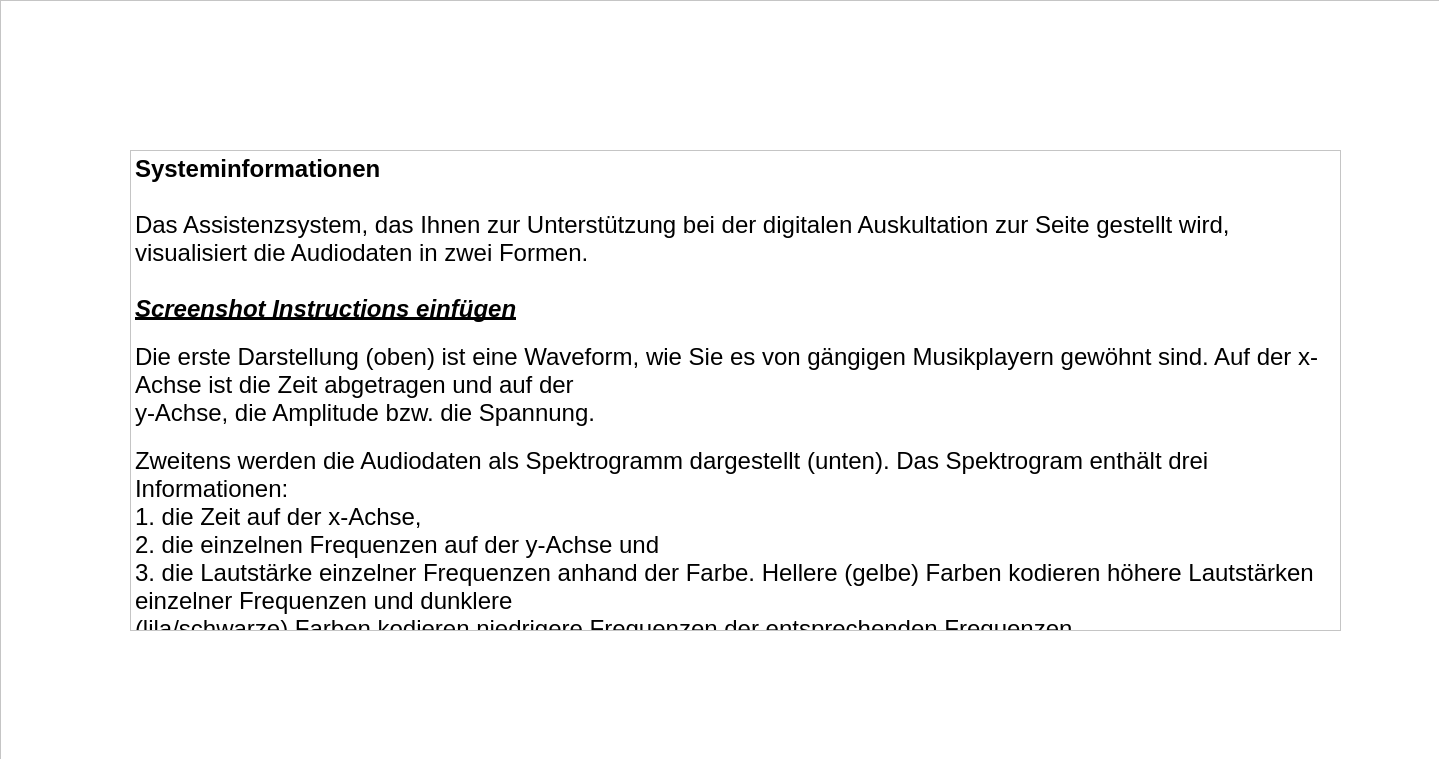
Qt form forms/group_instruct.ui (IKI-Lab/auscultation_AI_noise_exp) before a commit.
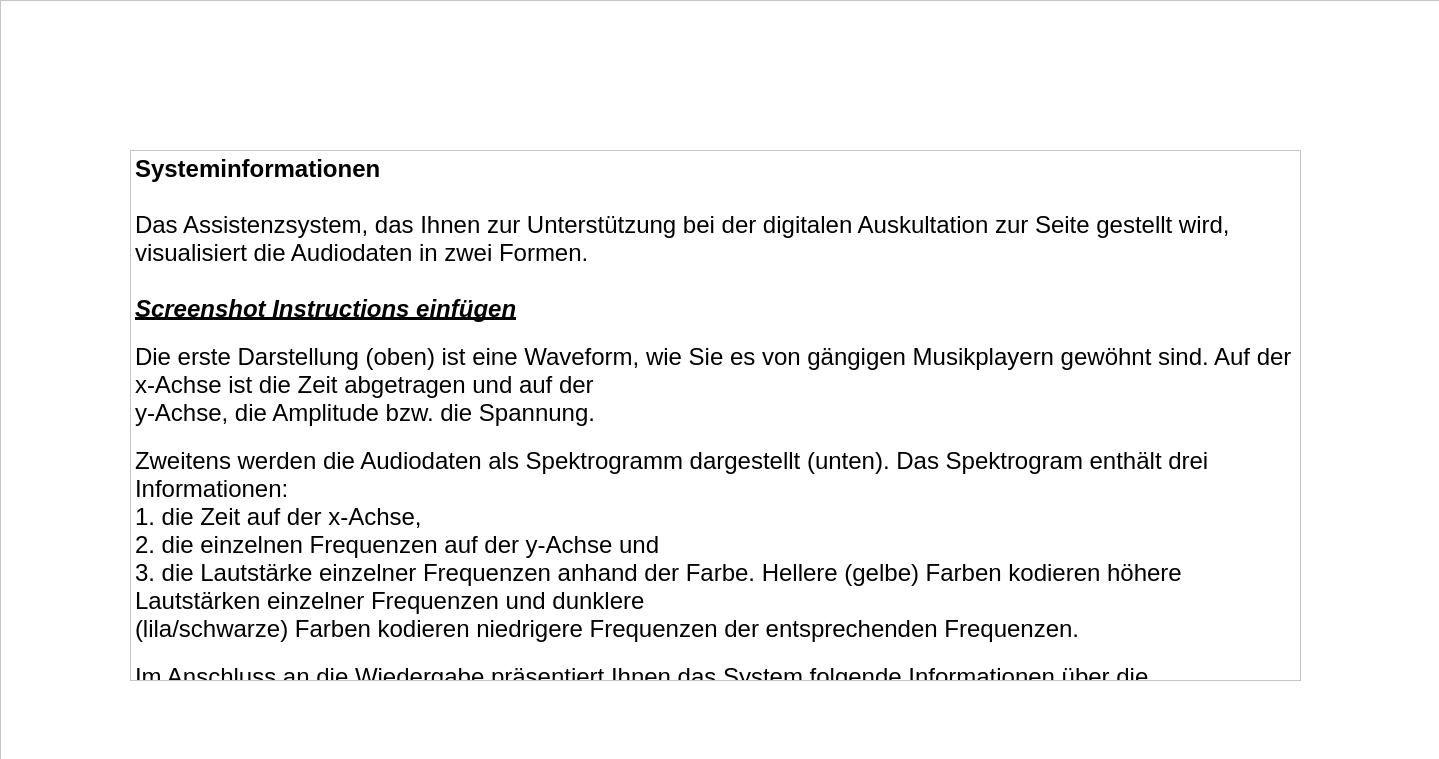
The same form after that commit.

```diff
--- a/forms/group_instruct.ui
+++ b/forms/group_instruct.ui
@@ -64,8 +64,8 @@
      <rect>
       <x>130</x>
       <y>150</y>
-      <width>1211</width>
-      <height>481</height>
+      <width>1171</width>
+      <height>531</height>
      </rect>
     </property>
     <property name="verticalScrollBarPolicy">
```
